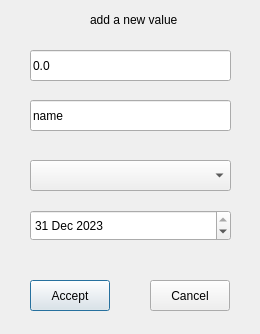
Old version of the form logiComptaProject/addvaluedialog.ui in the repository ffillouxdev/LogiCompta.
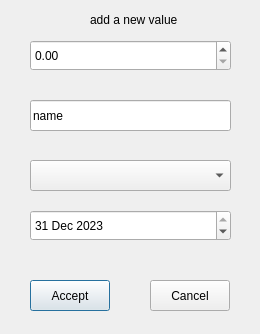
New version of the form.

Commit message: compteur réparé et un QLineEdit changé pour l'amount

What changed in the file:
```diff
--- a/logiComptaProject/addvaluedialog.ui
+++ b/logiComptaProject/addvaluedialog.ui
@@ -52,19 +52,6 @@
     <string>add a new value</string>
    </property>
   </widget>
-  <widget class="QLineEdit" name="amountLineEdit">
-   <property name="geometry">
-    <rect>
-     <x>30</x>
-     <y>50</y>
-     <width>201</width>
-     <height>31</height>
-    </rect>
-   </property>
-   <property name="text">
-    <string>0.0</string>
-   </property>
-  </widget>
   <widget class="QComboBox" name="sectionComboBox">
    <property name="geometry">
     <rect>
@@ -106,6 +93,19 @@
    </property>
    <property name="text">
     <string>name</string>
+   </property>
+   <property name="maxLength">
+    <number>50</number>
+   </property>
+  </widget>
+  <widget class="QDoubleSpinBox" name="amountDoubleSpinBox">
+   <property name="geometry">
+    <rect>
+     <x>30</x>
+     <y>40</y>
+     <width>201</width>
+     <height>31</height>
+    </rect>
    </property>
   </widget>
  </widget>
```
Left out of the diff: 2 changed lines with no effect on the pictures. The commit also changes 13 other files.
